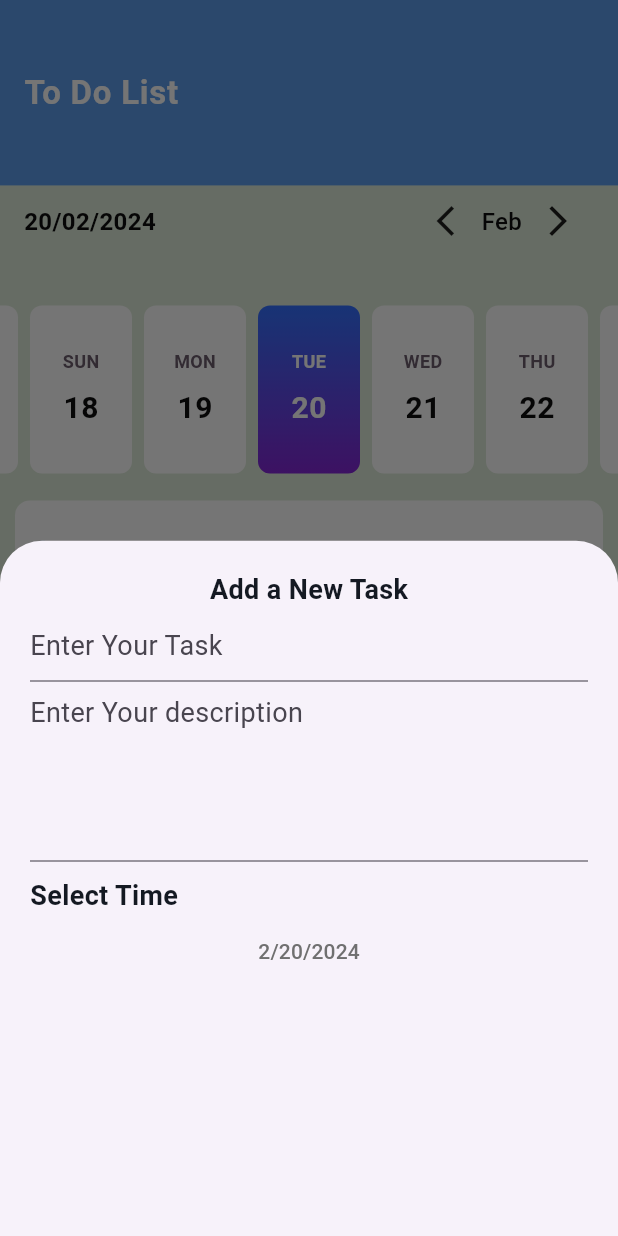
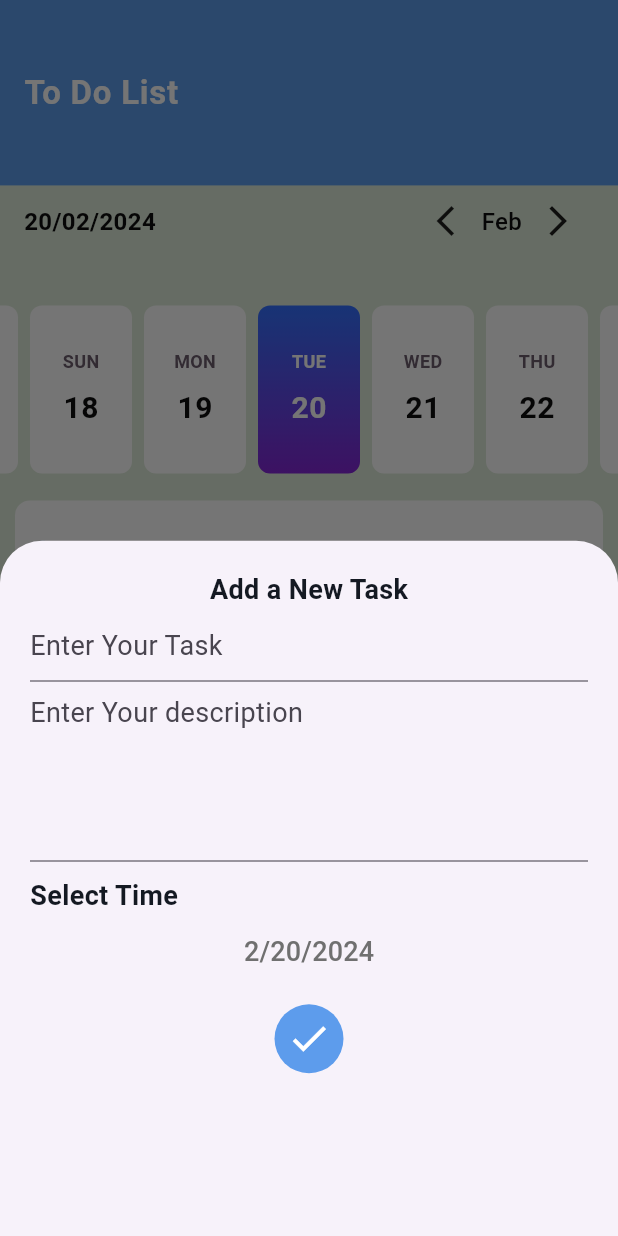
Before and after one commit to minanader11/todo_app, a Flutter app: the screen it shows after launch, after a tap on the "add" icon, on a phone screen of 412 x 824 dp. Run offline on Flutter 3.47's test engine with Material 3 defaults, Android fonts, the phone set to English and light mode, and no system bars; drawn by our look-alikes of easy_date_timeline, flutter_slidable.

Commit message:
modal sheet

```diff
--- a/lib/core/show_modal_sheet.dart
+++ b/lib/core/show_modal_sheet.dart
@@ -1,9 +1,12 @@
+
+
 import 'package:flutter/cupertino.dart';
 import 'package:flutter/material.dart';
 import 'package:todo_app/features/modal_sheet.dart';
 
 void showModalSheet(BuildContext context) {
   showModalBottomSheet(
+    useRootNavigator: true,
     context: context,
     builder: (context) {
       return ModalSheet();
--- a/lib/features/Home/widgets/task_list_item.dart
+++ b/lib/features/Home/widgets/task_list_item.dart
@@ -81,7 +81,7 @@ class TaskListITem extends StatelessWidget {
                 margin: EdgeInsets.symmetric(horizontal: 20),
                 padding: EdgeInsets.symmetric(horizontal: 22, vertical: 8),
                 decoration: BoxDecoration(
-                    borderRadius: BorderRadius.all(Radius.circular(5)),
+                    borderRadius: BorderRadius.all(Radius.circular(15)),
                     color: MyTheme.primaryColor),
                 child: Icon(
                   Icons.check,
--- a/lib/features/modal_sheet.dart
+++ b/lib/features/modal_sheet.dart
@@ -14,22 +14,28 @@ class _ModalSheetState extends State<ModalSheet> {
   final _formKey = GlobalKey<FormState>();
   var format = DateFormat.yMd();
   var selectedDate = DateTime.now();
+
   @override
   Widget build(BuildContext context) {
-
     return Container(
       padding: EdgeInsets.all(20),
       child: Form(
         key: _formKey,
-        child: Column(
+        child:  Column(
             children: [
               Text('Add a New Task'),
+
               TextFormField(
                 style: Theme.of(context).textTheme.bodyMedium!.copyWith(
                     color: MyTheme.dateColor, fontWeight: FontWeight.normal),
                 decoration: InputDecoration(
                   hintText: 'Enter Your Task',
                 ),
+                validator: (value) {
+                  if (value == null || value.isEmpty) {
+                    return 'please enter your task ';
+                  }
+                },
               ),
               TextFormField(
                 style: Theme.of(context).textTheme.bodyMedium!.copyWith(
@@ -38,6 +44,11 @@ class _ModalSheetState extends State<ModalSheet> {
                   hintText: 'Enter Your description',
                 ),
                 maxLines: 4,
+                validator: (value) {
+                  if (value == null || value.isEmpty) {
+                    return 'please enter task description';
+                  }
+                },
               ),
               SizedBox(
                 height: 10,
@@ -49,16 +60,30 @@ class _ModalSheetState extends State<ModalSheet> {
                   )),
               TextButton(
                   style: TextButton.styleFrom(primary: MyTheme.dateColor),
-                onPressed: ()async {
-                  selectedDate= await selectDate(context,selectedDate);
-                  setState(() {
-
-                  });
+                  onPressed: () async {
+                    selectedDate = await selectDate(context, selectedDate);
+                    setState(() {});
                   },
-                child: Text(format.format(selectedDate).toString()))
+                  child: Text(format.format(selectedDate).toString(),style: TextStyle(fontSize: 18),)),SizedBox(height: 10,),
+              IconButton(
+                onPressed: () {},
+                icon: Icon(
+                  Icons.check,
+                  color: MyTheme.whiteColor,
+                ),
+                style:
+                    IconButton.styleFrom(backgroundColor: MyTheme.primaryColor,iconSize: 30),
+              )
             ],
           ),
         ),
+
     );
   }
+
+  void formValidation() {
+    if (_formKey.currentState!.validate()) {
+      print('mina');
     }
+  }
+}
```
Lines whose indentation alone changed are shown as unchanged.
